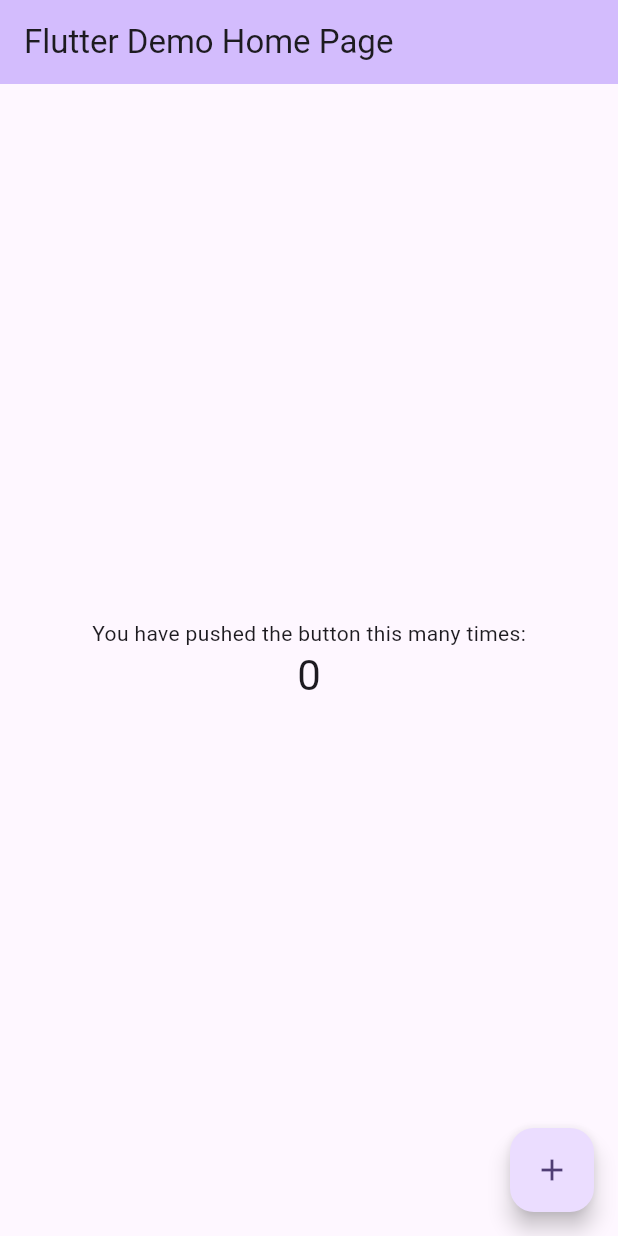
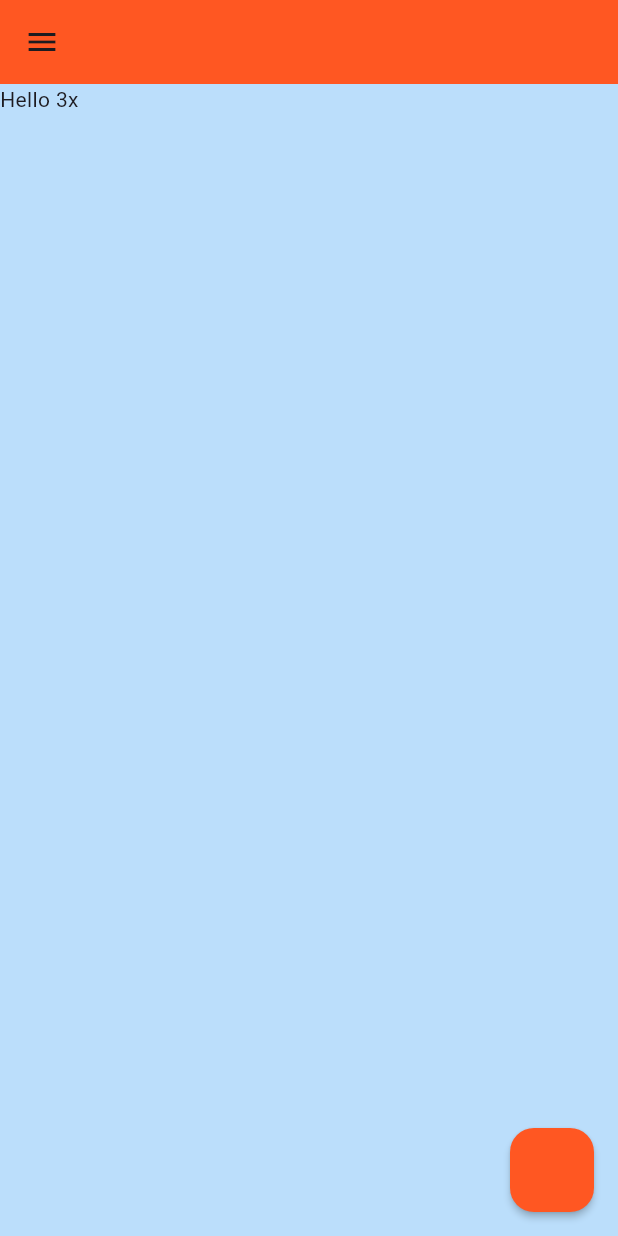
Before and after one commit to aelise17264/flutter_essentials, a Flutter app: the screen it shows after launch, on a phone screen of 412 x 824 dp. Run offline on Flutter 3.47's test engine with Material 3 defaults, Android fonts, the phone set to English and light mode, and no system bars.

Commit message:
removed default set up and started building chat app

```diff
--- a/flutter_application_1/lib/main.dart
+++ b/flutter_application_1/lib/main.dart
@@ -1,125 +1,164 @@
+// ignore_for_file: prefer_const_constructors
+
 import 'package:flutter/material.dart';
 
 void main() {
-  runApp(const MyApp());
+  runApp(ChatApp());
 }
 
-class MyApp extends StatelessWidget {
-  const MyApp({super.key});
-
-  // This widget is the root of your application.
+class ChatApp extends StatelessWidget {
   @override
   Widget build(BuildContext context) {
+    // TODO: implement build
     return MaterialApp(
-      title: 'Flutter Demo',
-      theme: ThemeData(
-        // This is the theme of your application.
-        //
-        // TRY THIS: Try running your application with "flutter run". You'll see
-        // the application has a purple toolbar. Then, without quitting the app,
-        // try changing the seedColor in the colorScheme below to Colors.green
-        // and then invoke "hot reload" (save your changes or press the "hot
-        // reload" button in a Flutter-supported IDE, or press "r" if you used
-        // the command line to start the app).
-        //
-        // Notice that the counter didn't reset back to zero; the application
-        // state is not lost during the reload. To reset the state, use hot
-        // restart instead.
-        //
-        // This works for code too, not just values: Most code changes can be
-        // tested with just a hot reload.
-        colorScheme: ColorScheme.fromSeed(seedColor: Colors.deepPurple),
-        useMaterial3: true,
-      ),
-      home: const MyHomePage(title: 'Flutter Demo Home Page'),
-    );
+        title: "Flutter Chat App",
+        theme: ThemeData(
+            primarySwatch: Colors.deepOrange,
+            scaffoldBackgroundColor: Colors.blue[100],
+            appBarTheme: AppBarTheme(
+              backgroundColor: Colors.deepOrange,
+            ),
+            floatingActionButtonTheme: FloatingActionButtonThemeData(
+              elevation: 2,
+              backgroundColor: Colors.deepOrange,
+            )),
+        home: LandingPage());
   }
 }
 
-class MyHomePage extends StatefulWidget {
-  const MyHomePage({super.key, required this.title});
-
-  // This widget is the home page of your application. It is stateful, meaning
-  // that it has a State object (defined below) that contains fields that affect
-  // how it looks.
-
-  // This class is the configuration for the state. It holds the values (in this
-  // case the title) provided by the parent (in this case the App widget) and
-  // used by the build method of the State. Fields in a Widget subclass are
-  // always marked "final".
-
-  final String title;
-
-  @override
-  State<MyHomePage> createState() => _MyHomePageState();
-}
-
-class _MyHomePageState extends State<MyHomePage> {
-  int _counter = 0;
-
-  void _incrementCounter() {
-    setState(() {
-      // This call to setState tells the Flutter framework that something has
-      // changed in this State, which causes it to rerun the build method below
-      // so that the display can reflect the updated values. If we changed
-      // _counter without calling setState(), then the build method would not be
-      // called again, and so nothing would appear to happen.
-      _counter++;
-    });
-  }
+class LandingPage extends StatelessWidget {
+  const LandingPage({super.key});
 
   @override
   Widget build(BuildContext context) {
-    // This method is rerun every time setState is called, for instance as done
-    // by the _incrementCounter method above.
-    //
-    // The Flutter framework has been optimized to make rerunning build methods
-    // fast, so that you can just rebuild anything that needs updating rather
-    // than having to individually change instances of widgets.
     return Scaffold(
-      appBar: AppBar(
-        // TRY THIS: Try changing the color here to a specific color (to
-        // Colors.amber, perhaps?) and trigger a hot reload to see the AppBar
-        // change color while the other colors stay the same.
-        backgroundColor: Theme.of(context).colorScheme.inversePrimary,
-        // Here we take the value from the MyHomePage object that was created by
-        // the App.build method, and use it to set our appbar title.
-        title: Text(widget.title),
-      ),
-      body: Center(
-        // Center is a layout widget. It takes a single child and positions it
-        // in the middle of the parent.
-        child: Column(
-          // Column is also a layout widget. It takes a list of children and
-          // arranges them vertically. By default, it sizes itself to fit its
-          // children horizontally, and tries to be as tall as its parent.
-          //
-          // Column has various properties to control how it sizes itself and
-          // how it positions its children. Here we use mainAxisAlignment to
-          // center the children vertically; the main axis here is the vertical
-          // axis because Columns are vertical (the cross axis would be
-          // horizontal).
-          //
-          // TRY THIS: Invoke "debug painting" (choose the "Toggle Debug Paint"
-          // action in the IDE, or press "p" in the console), to see the
-          // wireframe for each widget.
-          mainAxisAlignment: MainAxisAlignment.center,
-          children: <Widget>[
-            const Text(
-              'You have pushed the button this many times:',
-            ),
-            Text(
-              '$_counter',
-              style: Theme.of(context).textTheme.headlineMedium,
-            ),
-          ],
+        appBar: AppBar(),
+        drawer: Drawer(),
+        floatingActionButton: FloatingActionButton(
+          onPressed: () {
+            print("Button Clicked");
+          },
         ),
-      ),
-      floatingActionButton: FloatingActionButton(
-        onPressed: _incrementCounter,
-        tooltip: 'Increment',
-        child: const Icon(Icons.add),
-      ), // This trailing comma makes auto-formatting nicer for build methods.
-    );
+        body: Text("Hello 3x"));
   }
 }
+
+// class MyApp extends StatelessWidget {
+//   const MyApp({super.key});
+
+//   // This widget is the root of your application.
+//   @override
+//   Widget build(BuildContext context) {
+//     return MaterialApp(
+//       title: 'Flutter Demo',
+//       theme: ThemeData(
+//         // This is the theme of your application.
+//         //
+//         // TRY THIS: Try running your application with "flutter run". You'll see
+//         // the application has a purple toolbar. Then, without quitting the app,
+//         // try changing the seedColor in the colorScheme below to Colors.green
+//         // and then invoke "hot reload" (save your changes or press the "hot
+//         // reload" button in a Flutter-supported IDE, or press "r" if you used
+//         // the command line to start the app).
+//         //
+//         // Notice that the counter didn't reset back to zero; the application
+//         // state is not lost during the reload. To reset the state, use hot
+//         // restart instead.
+//         //
+//         // This works for code too, not just values: Most code changes can be
+//         // tested with just a hot reload.
+//         colorScheme: ColorScheme.fromSeed(seedColor: Colors.deepPurple),
+//         useMaterial3: true,
+//       ),
+//       home: const MyHomePage(title: 'Flutter Demo Home Page'),
+//     );
+//   }
+// }
+
+// class MyHomePage extends StatefulWidget {
+//   const MyHomePage({super.key, required this.title});
+
+//   // This widget is the home page of your application. It is stateful, meaning
+//   // that it has a State object (defined below) that contains fields that affect
+//   // how it looks.
+
+//   // This class is the configuration for the state. It holds the values (in this
+//   // case the title) provided by the parent (in this case the App widget) and
+//   // used by the build method of the State. Fields in a Widget subclass are
+//   // always marked "final".
+
+//   final String title;
+
+//   @override
+//   State<MyHomePage> createState() => _MyHomePageState();
+// }
+
+// class _MyHomePageState extends State<MyHomePage> {
+//   int _counter = 0;
+
+//   void _incrementCounter() {
+//     setState(() {
+//       // This call to setState tells the Flutter framework that something has
+//       // changed in this State, which causes it to rerun the build method below
+//       // so that the display can reflect the updated values. If we changed
+//       // _counter without calling setState(), then the build method would not be
+//       // called again, and so nothing would appear to happen.
+//       _counter++;
+//     });
+//   }
+
+//   @override
+//   Widget build(BuildContext context) {
+//     // This method is rerun every time setState is called, for instance as done
+//     // by the _incrementCounter method above.
+//     //
+//     // The Flutter framework has been optimized to make rerunning build methods
+//     // fast, so that you can just rebuild anything that needs updating rather
+//     // than having to individually change instances of widgets.
+//     return Scaffold(
+//       appBar: AppBar(
+//         // TRY THIS: Try changing the color here to a specific color (to
+//         // Colors.amber, perhaps?) and trigger a hot reload to see the AppBar
+//         // change color while the other colors stay the same.
+//         backgroundColor: Theme.of(context).colorScheme.inversePrimary,
+//         // Here we take the value from the MyHomePage object that was created by
+//         // the App.build method, and use it to set our appbar title.
+//         title: Text(widget.title),
+//       ),
+//       body: Center(
+//         // Center is a layout widget. It takes a single child and positions it
+//         // in the middle of the parent.
+//         child: Column(
+//           // Column is also a layout widget. It takes a list of children and
+//           // arranges them vertically. By default, it sizes itself to fit its
+//           // children horizontally, and tries to be as tall as its parent.
+//           //
+//           // Column has various properties to control how it sizes itself and
+//           // how it positions its children. Here we use mainAxisAlignment to
+//           // center the children vertically; the main axis here is the vertical
+//           // axis because Columns are vertical (the cross axis would be
+//           // horizontal).
+//           //
+//           // TRY THIS: Invoke "debug painting" (choose the "Toggle Debug Paint"
+//           // action in the IDE, or press "p" in the console), to see the
+//           // wireframe for each widget.
+//           mainAxisAlignment: MainAxisAlignment.center,
+//           children: <Widget>[
+//             const Text(
+//               'You have pushed the button this many times:',
+//             ),
+//             Text(
+//               '$_counter',
+//               style: Theme.of(context).textTheme.headlineMedium,
+//             ),
+//           ],
+//         ),
+//       ),
+//       floatingActionButton: FloatingActionButton(
+//         onPressed: _incrementCounter,
+//         tooltip: 'Increment',
+//         child: const Icon(Icons.add),
+//       ), // This trailing comma makes auto-formatting nicer for build methods.
+//     );
+//   }
+// }
```
